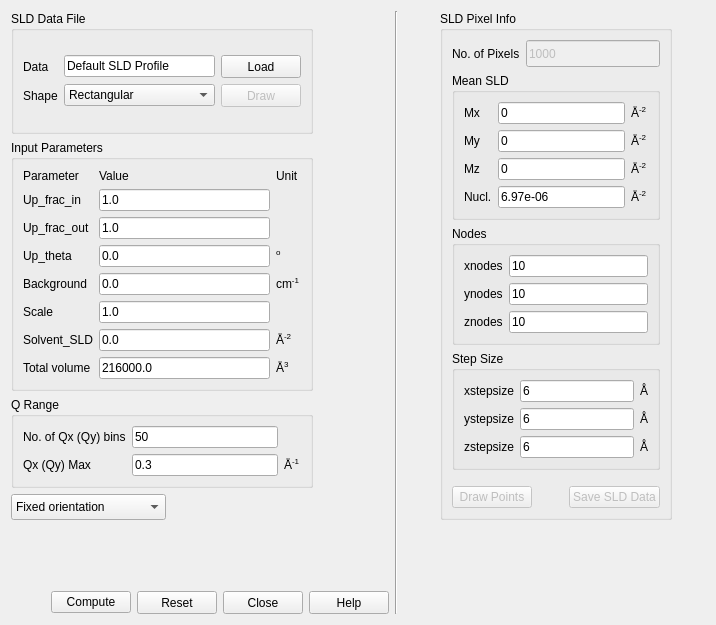
Old version of the form src/sas/qtgui/Calculators/UI/GenericScatteringCalculator.ui in the repository SasView/sasview.
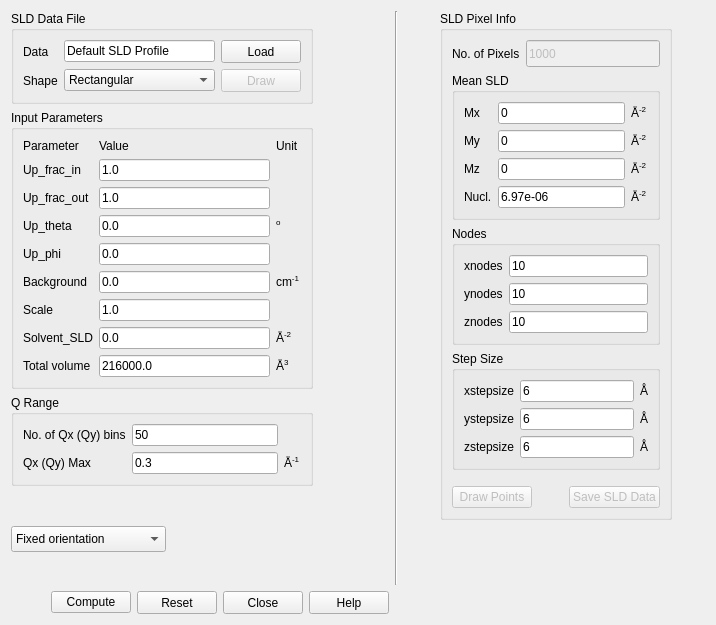
New version of the form. Icons and pictures are not drawn.

Commit message: change scattering calculator UI

Patch:
```diff
--- a/src/sas/qtgui/Calculators/UI/GenericScatteringCalculator.ui
+++ b/src/sas/qtgui/Calculators/UI/GenericScatteringCalculator.ui
@@ -1043,6 +1043,44 @@
           </property>
          </widget>
         </item>
+        <item row="4" column="0">
+         <widget class="QLabel" name="lblUpPhi">
+          <property name="font">
+           <font>
+            <weight>50</weight>
+            <bold>false</bold>
+           </font>
+          </property>
+          <property name="toolTip">
+           <string>&lt;html&gt;&lt;head/&gt;&lt;body&gt;&lt;p&gt;Polarization angle.&lt;/p&gt;&lt;p&gt;The editing is disabled if data are from .omf, .sld, .pdb files.&lt;/p&gt;&lt;/body&gt;&lt;/html&gt;</string>
+          </property>
+          <property name="text">
+           <string>Up_phi</string>
+          </property>
+         </widget>
+        </item>
+        <item row="4" column="1">
+         <widget class="QLineEdit" name="txtUpPhi">
+          <property name="minimumSize">
+           <size>
+            <width>0</width>
+            <height>18</height>
+           </size>
+          </property>
+          <property name="font">
+           <font>
+            <weight>50</weight>
+            <bold>false</bold>
+           </font>
+          </property>
+          <property name="toolTip">
+           <string>&lt;html&gt;&lt;head/&gt;&lt;body&gt;&lt;p&gt;Polarization angle.&lt;/p&gt;&lt;/body&gt;&lt;/html&gt;</string>
+          </property>
+          <property name="text">
+           <string>0.0</string>
+          </property>
+         </widget>
+        </item>
         <item row="3" column="2">
          <widget class="QLabel" name="lbl1">
           <property name="font">
@@ -1056,7 +1094,7 @@
           </property>
          </widget>
         </item>
-        <item row="4" column="1">
+        <item row="5" column="1">
          <widget class="QLineEdit" name="txtBackground">
           <property name="minimumSize">
            <size>
@@ -1075,7 +1113,7 @@
           </property>
          </widget>
         </item>
-        <item row="4" column="2">
+        <item row="5" column="2">
          <widget class="QLabel" name="lbl2">
           <property name="font">
            <font>
@@ -1088,7 +1126,7 @@
           </property>
          </widget>
         </item>
-        <item row="5" column="0">
+        <item row="6" column="0">
          <widget class="QLabel" name="lblScale">
           <property name="font">
            <font>
@@ -1101,7 +1139,7 @@
           </property>
          </widget>
         </item>
-        <item row="5" column="1">
+        <item row="6" column="1">
          <widget class="QLineEdit" name="txtScale">
           <property name="minimumSize">
            <size>
@@ -1120,7 +1158,7 @@
           </property>
          </widget>
         </item>
-        <item row="6" column="0">
+        <item row="7" column="0">
          <widget class="QLabel" name="lblSolventSLD">
           <property name="font">
            <font>
@@ -1133,7 +1171,7 @@
           </property>
          </widget>
         </item>
-        <item row="6" column="1">
+        <item row="7" column="1">
          <widget class="QLineEdit" name="txtSolventSLD">
           <property name="minimumSize">
            <size>
@@ -1152,7 +1190,7 @@
           </property>
          </widget>
         </item>
-        <item row="7" column="0">
+        <item row="8" column="0">
          <widget class="QLabel" name="lblTotalVolume">
           <property name="font">
            <font>
@@ -1168,7 +1206,7 @@
           </property>
          </widget>
         </item>
-        <item row="7" column="1">
+        <item row="8" column="1">
          <widget class="QLineEdit" name="txtTotalVolume">
           <property name="minimumSize">
            <size>
@@ -1190,7 +1228,7 @@
           </property>
          </widget>
         </item>
-        <item row="7" column="2">
+        <item row="8" column="2">
          <widget class="QLabel" name="lblUnitVolume">
           <property name="font">
            <font>
@@ -1203,7 +1241,7 @@
           </property>
          </widget>
         </item>
-        <item row="4" column="0">
+        <item row="5" column="0">
          <widget class="QLabel" name="lblBackgd">
           <property name="font">
            <font>
@@ -1216,7 +1254,7 @@
           </property>
          </widget>
         </item>
-        <item row="6" column="2">
+        <item row="7" column="2">
          <widget class="QLabel" name="lblUnitSolventSLD">
           <property name="sizePolicy">
            <sizepolicy hsizetype="Preferred" vsizetype="Preferred">
@@ -1377,7 +1415,7 @@
      </property>
     </spacer>
    </item>
-   <item row="4" column="0">
+   <item row="5" column="0">
     <widget class="QComboBox" name="cbOptionsCalc">
      <property name="sizePolicy">
       <sizepolicy hsizetype="Minimum" vsizetype="Fixed">
@@ -1412,7 +1450,7 @@
      </item>
     </widget>
    </item>
-   <item row="4" column="1" rowspan="2">
+   <item row="5" column="1" rowspan="2">
     <spacer name="verticalSpacer">
      <property name="orientation">
       <enum>Qt::Vertical</enum>
@@ -1425,7 +1463,7 @@
      </property>
     </spacer>
    </item>
-   <item row="5" column="5">
+   <item row="6" column="5">
     <spacer name="horizontalSpacer_6">
      <property name="orientation">
       <enum>Qt::Horizontal</enum>
@@ -1438,7 +1476,7 @@
      </property>
     </spacer>
    </item>
-   <item row="6" column="0" colspan="3">
+   <item row="7" column="0" colspan="3">
     <layout class="QGridLayout" name="gridLayout_2">
      <item row="0" column="0">
       <spacer name="horizontalSpacer_7">
```
The commit also changes 3 other files.
